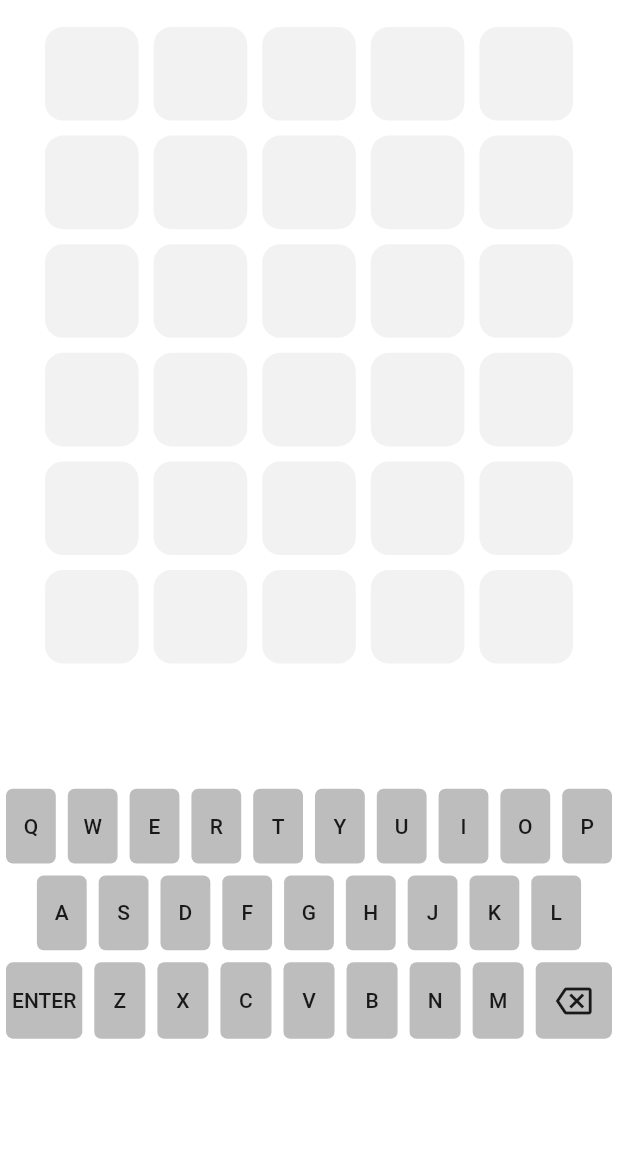
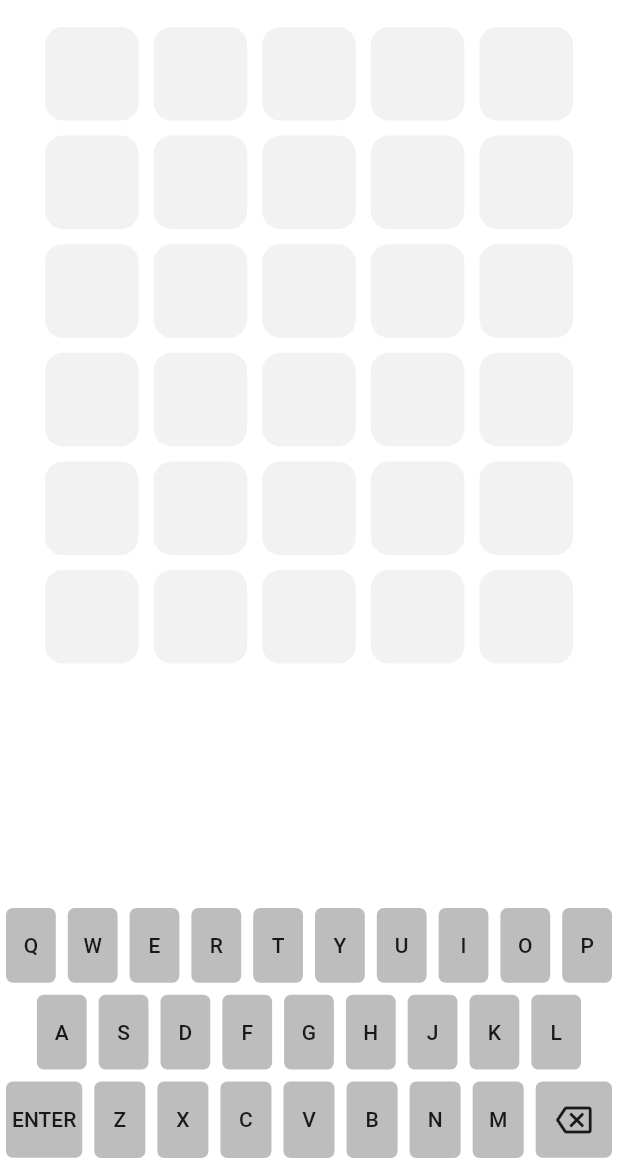
Before and after one commit to siddheshsonawane07/flutter_wordle, a Flutter app: the screen it shows after launch, on a phone screen of 412 x 824 dp, the part 72-1236 px from its top. Run offline on Flutter 3.47's test engine with Material 2 defaults, Android fonts, the phone set to English and light mode, and no system bars; our stand-ins replace bloc, equatable, flutter_bloc, flutter_countdown_timer, google_fonts, shared_preferences and 1 more; missing offline and left inert: shared_preferences_web, twemoji; project files that could hold a hidden picture were left out.

Commit message:
responsive on any mobile

```diff
--- a/lib/core/presentation/home/page/home_page.dart
+++ b/lib/core/presentation/home/page/home_page.dart
@@ -36,7 +36,8 @@ class _HomePageState extends State<HomePage> {
   @override
   Widget build(BuildContext context) {
     Size size = MediaQuery.of(context).size;
-    return Scaffold(
+    return SafeArea(
+      child: Scaffold(
         appBar: AppBar(
           actions: [
             Padding(
@@ -73,6 +74,7 @@ class _HomePageState extends State<HomePage> {
         ),
         body: SizedBox(
             child: _buildBody(context), height: size.height, width: size.width),
+      ),
     );
   }
 
@@ -143,8 +145,8 @@ class _HomePageState extends State<HomePage> {
             width: double.infinity,
             child: Text(
               TextConstants.howToPlayTitle,
-              style: GoogleFonts.mulish(
-                  fontSize: 32, fontWeight: FontWeight.w700),
+              style:
+                  GoogleFonts.mulish(fontSize: 32, fontWeight: FontWeight.w700),
             ),
           ),
           const SizedBox(
--- a/lib/core/presentation/home/widget/home_content.dart
+++ b/lib/core/presentation/home/widget/home_content.dart
@@ -19,7 +19,7 @@ class HomeContent extends StatelessWidget {
           Grid(),
           Spacer(),
           Keyboard(),
-          Spacer(),
+          //Spacer(),
         ],
       ),
     );
```
Also changed, not shown: 1 other file. Lines whose indentation alone changed are shown as unchanged.
